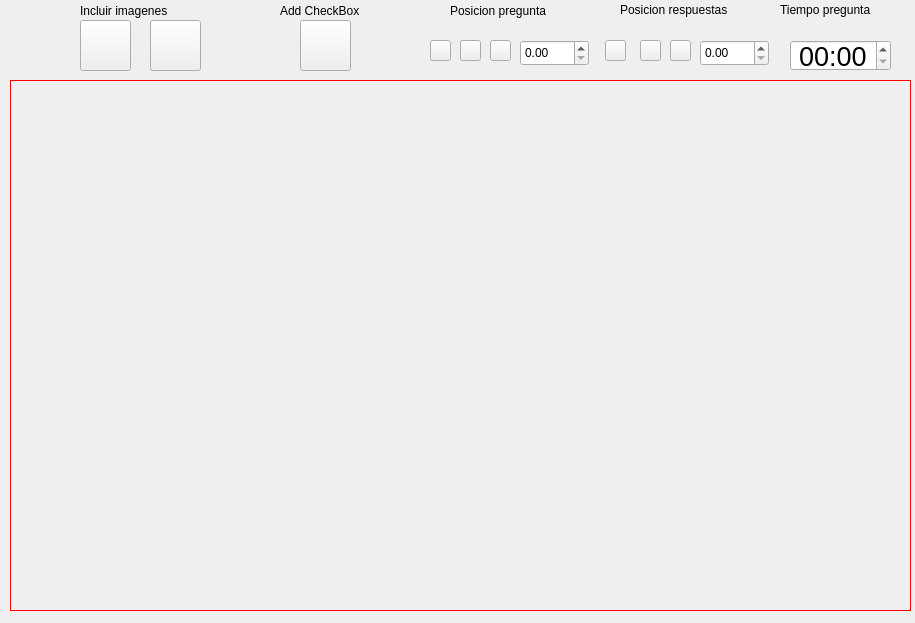
Before: the Qt Designer form DISENOS/modRespCheckBox_d.ui in ronihdzz/DisenadorPreguntas, drawn with Qt 5.
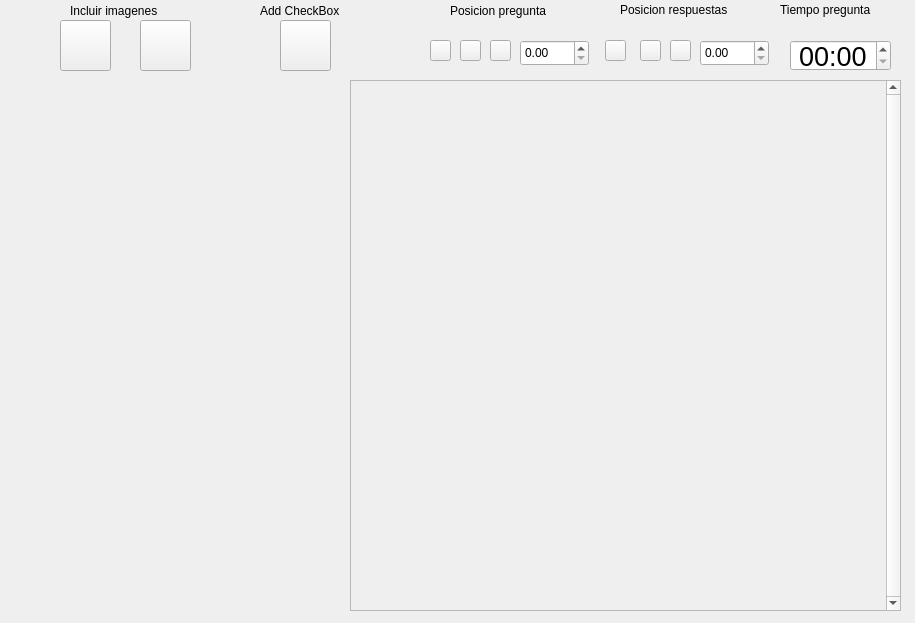
After: the same form once the commit is applied. Icons and pictures are not drawn.

Diff of the .ui file:
```diff
--- a/DISENOS/modRespCheckBox_d.ui
+++ b/DISENOS/modRespCheckBox_d.ui
@@ -18,7 +18,7 @@
     <rect>
      <x>10</x>
      <y>80</y>
-     <width>901</width>
+     <width>331</width>
      <height>531</height>
     </rect>
    </property>
@@ -26,9 +26,7 @@
     <number>0</number>
    </property>
    <property name="styleSheet">
-    <string notr="true">padding:0px;
-border: 1px solid red;
-</string>
+    <string notr="true"/>
    </property>
    <property name="frameShape">
     <enum>QFrame::NoFrame</enum>
@@ -221,7 +219,7 @@
   <widget class="QLabel" name="label_5">
    <property name="geometry">
     <rect>
-     <x>80</x>
+     <x>70</x>
      <y>0</y>
      <width>141</width>
      <height>21</height>
@@ -234,7 +232,7 @@
   <widget class="QPushButton" name="btn_pregImag0">
    <property name="geometry">
     <rect>
-     <x>80</x>
+     <x>60</x>
      <y>20</y>
      <width>51</width>
      <height>51</height>
@@ -250,7 +248,7 @@
   <widget class="QPushButton" name="btn_pregImag50">
    <property name="geometry">
     <rect>
-     <x>150</x>
+     <x>140</x>
      <y>20</y>
      <width>51</width>
      <height>51</height>
@@ -263,19 +261,6 @@
     <string/>
    </property>
   </widget>
-  <widget class="QLabel" name="label_6">
-   <property name="geometry">
-    <rect>
-     <x>280</x>
-     <y>0</y>
-     <width>121</width>
-     <height>21</height>
-    </rect>
-   </property>
-   <property name="text">
-    <string>Add CheckBox</string>
-   </property>
-  </widget>
   <widget class="QLabel" name="label_7">
    <property name="geometry">
     <rect>
@@ -289,10 +274,23 @@
     <string>Tiempo pregunta</string>
    </property>
   </widget>
+  <widget class="QLabel" name="label_6">
+   <property name="geometry">
+    <rect>
+     <x>260</x>
+     <y>0</y>
+     <width>121</width>
+     <height>21</height>
+    </rect>
+   </property>
+   <property name="text">
+    <string>Add CheckBox</string>
+   </property>
+  </widget>
   <widget class="QPushButton" name="btn_addCheckBox">
    <property name="geometry">
     <rect>
-     <x>300</x>
+     <x>280</x>
      <y>20</y>
      <width>51</width>
      <height>51</height>
@@ -305,6 +303,35 @@
     <string/>
    </property>
   </widget>
+  <widget class="QScrollArea" name="scroll_barra">
+   <property name="geometry">
+    <rect>
+     <x>350</x>
+     <y>80</y>
+     <width>551</width>
+     <height>531</height>
+    </rect>
+   </property>
+   <property name="verticalScrollBarPolicy">
+    <enum>Qt::ScrollBarAlwaysOn</enum>
+   </property>
+   <property name="horizontalScrollBarPolicy">
+    <enum>Qt::ScrollBarAlwaysOff</enum>
+   </property>
+   <property name="widgetResizable">
+    <bool>true</bool>
+   </property>
+   <widget class="QWidget" name="scrollAreaWidgetContents">
+    <property name="geometry">
+     <rect>
+      <x>0</x>
+      <y>0</y>
+      <width>535</width>
+      <height>529</height>
+     </rect>
+    </property>
+   </widget>
+  </widget>
  </widget>
  <resources>
   <include location="../imagenes.qrc"/>
```
Left out of the diff: 2 changed lines with no effect on the pictures.
